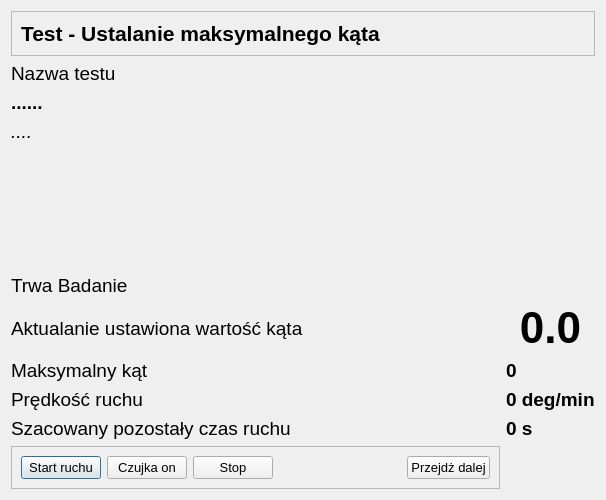
This is CzujkiLinioweApp/oknobadaniamaksymalnegokata.ui in wiacekmarcin/CzujkiLiniowe as Qt 5 draws it before an edit. The edited form follows.
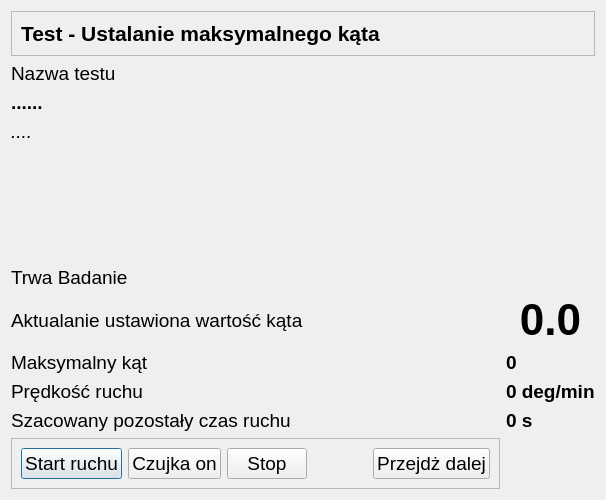
This is the edited form.

Patch:
```diff
--- a/CzujkiLinioweApp/oknobadaniamaksymalnegokata.ui
+++ b/CzujkiLinioweApp/oknobadaniamaksymalnegokata.ui
@@ -25,7 +25,7 @@
   <property name="font">
    <font>
     <family>Arial</family>
-    <pointsize>10</pointsize>
+    <pointsize>14</pointsize>
    </font>
   </property>
   <property name="windowTitle">
```
